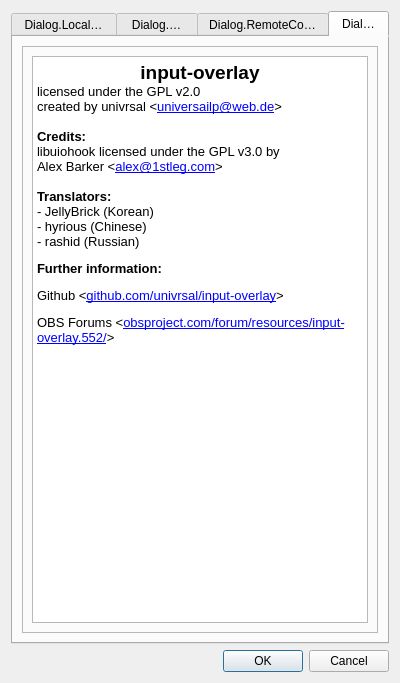
Old version of the form io-obs/gui/io_settings_dialog.ui in the repository univrsal/input-overlay.
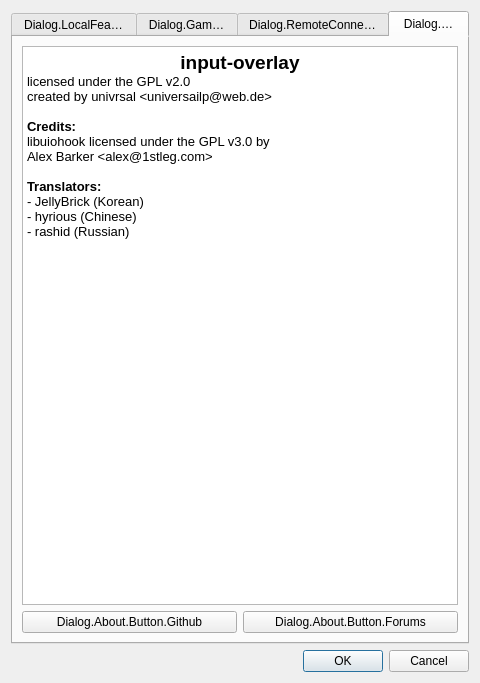
New version of the form. The open tabs and pages were chosen to show the change.

Commit message: Added url buttons to about screen Fixed borders on about screen

Patch:
```diff
--- a/io-obs/gui/io_settings_dialog.ui
+++ b/io-obs/gui/io_settings_dialog.ui
@@ -6,7 +6,7 @@
    <rect>
     <x>0</x>
     <y>0</y>
-    <width>400</width>
+    <width>480</width>
     <height>683</height>
    </rect>
   </property>
@@ -1391,36 +1391,50 @@
       </attribute>
       <layout class="QVBoxLayout" name="verticalLayout_6">
        <item>
-        <widget class="QFrame" name="frame">
-         <property name="frameShape">
-          <enum>QFrame::StyledPanel</enum>
-         </property>
-         <property name="frameShadow">
-          <enum>QFrame::Raised</enum>
-         </property>
-         <layout class="QHBoxLayout" name="horizontalLayout_24">
-          <item>
-           <widget class="QTextEdit" name="txt_about">
-            <property name="html">
-             <string>&lt;!DOCTYPE HTML PUBLIC &quot;-//W3C//DTD HTML 4.0//EN&quot; &quot;http://www.w3.org/TR/REC-html40/strict.dtd&quot;&gt;
+        <widget class="QTextEdit" name="txt_about">
+         <property name="html">
+          <string>&lt;!DOCTYPE HTML PUBLIC &quot;-//W3C//DTD HTML 4.0//EN&quot; &quot;http://www.w3.org/TR/REC-html40/strict.dtd&quot;&gt;
 &lt;html&gt;&lt;head&gt;&lt;meta name=&quot;qrichtext&quot; content=&quot;1&quot; /&gt;&lt;style type=&quot;text/css&quot;&gt;
 p, li { white-space: pre-wrap; }
 &lt;/style&gt;&lt;/head&gt;&lt;body style=&quot; font-family:'Noto Sans'; font-size:10pt; font-weight:400; font-style:normal;&quot;&gt;
 &lt;p align=&quot;center&quot; style=&quot; margin-top:0px; margin-bottom:0px; margin-left:0px; margin-right:0px; -qt-block-indent:0; text-indent:0px;&quot;&gt;&lt;span style=&quot; font-size:14pt; font-weight:600;&quot;&gt;input-overlay&lt;/span&gt;&lt;/p&gt;
 &lt;p style=&quot; margin-top:0px; margin-bottom:0px; margin-left:0px; margin-right:0px; -qt-block-indent:0; text-indent:0px;&quot;&gt;licensed under the GPL v2.0&lt;/p&gt;
-&lt;p style=&quot; margin-top:0px; margin-bottom:0px; margin-left:0px; margin-right:0px; -qt-block-indent:0; text-indent:0px;&quot;&gt;created by univrsal &amp;lt;&lt;a href=&quot;mailto:universailp@web.de&quot;&gt;&lt;span style=&quot; text-decoration: underline; color:#0000ff;&quot;&gt;universailp@web.de&lt;/span&gt;&lt;/a&gt;&amp;gt;&lt;/p&gt;
+&lt;p style=&quot; margin-top:0px; margin-bottom:0px; margin-left:0px; margin-right:0px; -qt-block-indent:0; text-indent:0px;&quot;&gt;created by univrsal &amp;lt;universailp@web.de&amp;gt;&lt;/p&gt;
 &lt;p style=&quot;-qt-paragraph-type:empty; margin-top:0px; margin-bottom:0px; margin-left:0px; margin-right:0px; -qt-block-indent:0; text-indent:0px;&quot;&gt;&lt;br /&gt;&lt;/p&gt;
 &lt;p style=&quot; margin-top:0px; margin-bottom:0px; margin-left:0px; margin-right:0px; -qt-block-indent:0; text-indent:0px;&quot;&gt;&lt;span style=&quot; font-weight:600;&quot;&gt;Credits:&lt;/span&gt;&lt;/p&gt;
 &lt;p style=&quot; margin-top:0px; margin-bottom:0px; margin-left:0px; margin-right:0px; -qt-block-indent:0; text-indent:0px;&quot;&gt;libuiohook licensed under the GPL v3.0 by&lt;/p&gt;
-&lt;p style=&quot; margin-top:0px; margin-bottom:0px; margin-left:0px; margin-right:0px; -qt-block-indent:0; text-indent:0px;&quot;&gt;Alex Barker &amp;lt;&lt;a href=&quot;mailto:alex@1stleg.com&quot;&gt;&lt;span style=&quot; text-decoration: underline; color:#0000ff;&quot;&gt;alex@1stleg.com&lt;/span&gt;&lt;/a&gt;&amp;gt;&lt;/p&gt;
+&lt;p style=&quot; margin-top:0px; margin-bottom:0px; margin-left:0px; margin-right:0px; -qt-block-indent:0; text-indent:0px;&quot;&gt;Alex Barker &amp;lt;alex@1stleg.com&amp;gt;&lt;/p&gt;
 &lt;p style=&quot;-qt-paragraph-type:empty; margin-top:0px; margin-bottom:0px; margin-left:0px; margin-right:0px; -qt-block-indent:0; text-indent:0px;&quot;&gt;&lt;br /&gt;&lt;/p&gt;
 &lt;p style=&quot; margin-top:0px; margin-bottom:0px; margin-left:0px; margin-right:0px; -qt-block-indent:0; text-indent:0px;&quot;&gt;&lt;span style=&quot; font-weight:600;&quot;&gt;Translators:&lt;/span&gt;&lt;/p&gt;
 &lt;p style=&quot; margin-top:0px; margin-bottom:0px; margin-left:0px; margin-right:0px; -qt-block-indent:0; text-indent:0px;&quot;&gt;- JellyBrick (Korean)&lt;/p&gt;
 &lt;p style=&quot; margin-top:0px; margin-bottom:0px; margin-left:0px; margin-right:0px; -qt-block-indent:0; text-indent:0px;&quot;&gt;- hyrious (Chinese)&lt;/p&gt;
-&lt;p style=&quot; margin-top:0px; margin-bottom:12px; margin-left:0px; margin-right:0px; -qt-block-indent:0; text-indent:0px;&quot;&gt;- rashid (Russian)&lt;/p&gt;
-&lt;p style=&quot; margin-top:0px; margin-bottom:12px; margin-left:0px; margin-right:0px; -qt-block-indent:0; text-indent:0px;&quot;&gt;&lt;span style=&quot; font-weight:600;&quot;&gt;Further information:&lt;/span&gt;&lt;/p&gt;
-&lt;p style=&quot; margin-top:0px; margin-bottom:12px; margin-left:0px; margin-right:0px; -qt-block-indent:0; text-indent:0px;&quot;&gt;Github &amp;lt;&lt;a href=&quot;https://github.com/univrsal/input-overlay&quot;&gt;&lt;span style=&quot; text-decoration: underline; color:#0000ff;&quot;&gt;github.com/univrsal/input-overlay&lt;/span&gt;&lt;/a&gt;&amp;gt;&lt;/p&gt;
-&lt;p style=&quot; margin-top:0px; margin-bottom:12px; margin-left:0px; margin-right:0px; -qt-block-indent:0; text-indent:0px;&quot;&gt;OBS Forums &amp;lt;&lt;a href=&quot;https://obsproject.com/forum/resources/input-overlay.552/&quot;&gt;&lt;span style=&quot; text-decoration: underline; color:#0000ff;&quot;&gt;obsproject.com/forum/resources/input-overlay.552/&lt;/span&gt;&lt;/a&gt;&amp;gt;&lt;/p&gt;&lt;/body&gt;&lt;/html&gt;</string>
+&lt;p style=&quot; margin-top:0px; margin-bottom:12px; margin-left:0px; margin-right:0px; -qt-block-indent:0; text-indent:0px;&quot;&gt;- rashid (Russian)&lt;/p&gt;&lt;/body&gt;&lt;/html&gt;</string>
+         </property>
+        </widget>
+       </item>
+       <item>
+        <widget class="QFrame" name="frame_about">
+         <property name="frameShape">
+          <enum>QFrame::NoFrame</enum>
+         </property>
+         <property name="frameShadow">
+          <enum>QFrame::Plain</enum>
+         </property>
+         <layout class="QHBoxLayout" name="horizontalLayout_23">
+          <property name="margin">
+           <number>0</number>
+          </property>
+          <item>
+           <widget class="QPushButton" name="btn_github">
+            <property name="text">
+             <string>Dialog.About.Button.Github</string>
+            </property>
+           </widget>
+          </item>
+          <item>
+           <widget class="QPushButton" name="btn_forums">
+            <property name="text">
+             <string>Dialog.About.Button.Forums</string>
             </property>
            </widget>
           </item>
```
Left out of the diff: 4 changed lines with no effect on the pictures. The commit also changes 4 other files.
